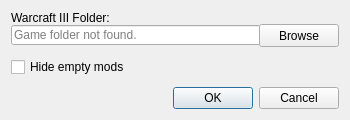
This is settings.ui in EzraZebra/WC3ModManager as Qt 5 draws it before an edit. The edited form follows.
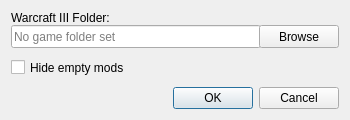
This is the edited form.

Patch:
```diff
--- a/settings.ui
+++ b/settings.ui
@@ -47,10 +47,7 @@
    <item>
     <layout class="QVBoxLayout" name="verticalLayout">
      <property name="spacing">
-      <number>0</number>
-     </property>
-     <property name="sizeConstraint">
-      <enum>QLayout::SetMinimumSize</enum>
+      <number>1</number>
      </property>
      <item>
       <widget class="QLabel" name="label">
@@ -73,8 +70,8 @@
      </item>
      <item>
       <layout class="QHBoxLayout" name="horizontalLayout">
-       <property name="sizeConstraint">
-        <enum>QLayout::SetMinimumSize</enum>
+       <property name="spacing">
+        <number>6</number>
        </property>
        <item>
         <widget class="QLineEdit" name="dirEdit">
@@ -87,20 +84,20 @@
          <property name="minimumSize">
           <size>
            <width>250</width>
-           <height>20</height>
+           <height>23</height>
           </size>
          </property>
          <property name="maximumSize">
           <size>
            <width>250</width>
-           <height>20</height>
+           <height>23</height>
           </size>
          </property>
          <property name="maxLength">
           <number>255</number>
          </property>
          <property name="placeholderText">
-          <string>Game folder not found.</string>
+          <string>No game folder set</string>
          </property>
         </widget>
        </item>
```
